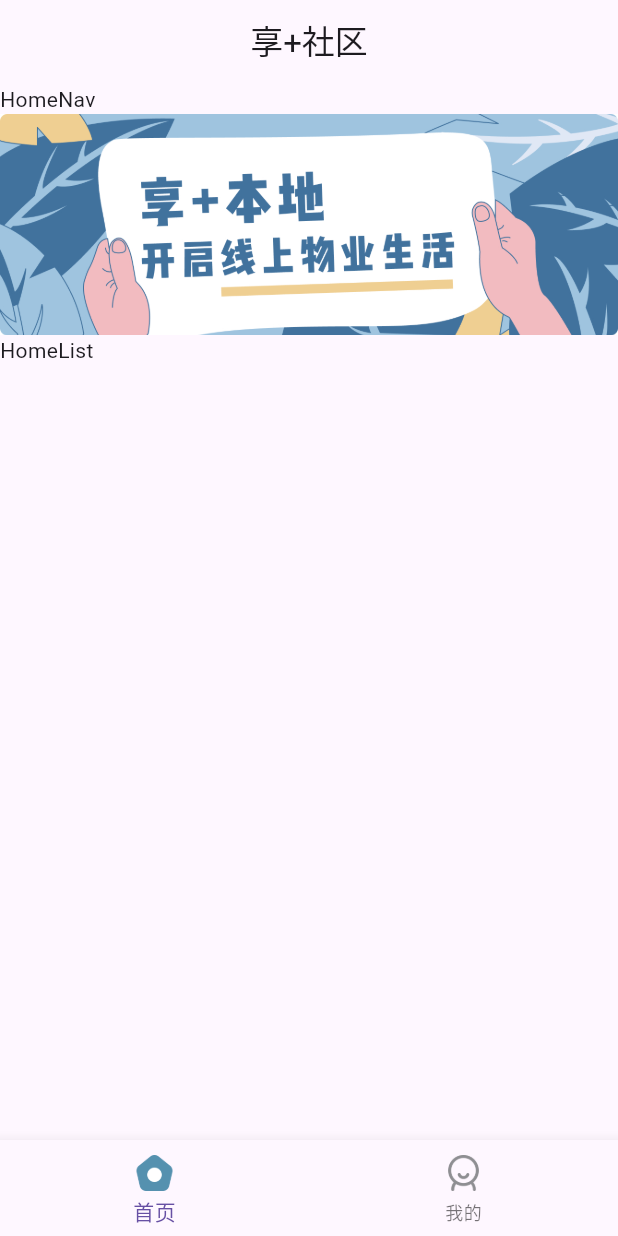
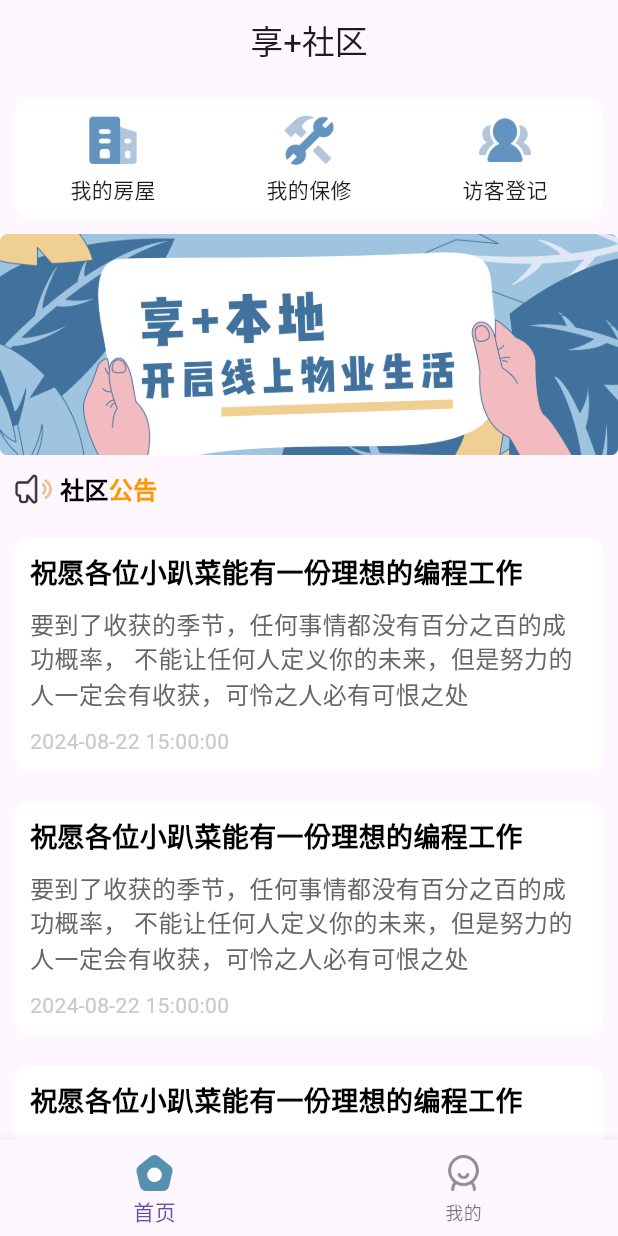
Before and after one commit to scrkong/flutter_house_manager, a Flutter app: the screen it shows after launch, on a phone screen of 412 x 824 dp. Run offline on Flutter 3.47's test engine with Material 3 defaults, Android fonts, the phone set to English and light mode, and no system bars; statements that could not run were skipped.

Commit message:
feat: 实现主页、房屋管理、访客记录和个人中心功能
- 添加主页导航组件和公告列表
- 实现房屋信息展示页面
- 完成访客记录管理功能
- 完善个人中心页面和导航功能
- 添加路由配置和状态管理

```diff
--- /dev/null
+++ b/lib/components/Navcol.dart
@@ -0,0 +1,31 @@
+import 'package:flutter/material.dart';
+
+class Navcol extends StatefulWidget {
+  const Navcol({Key? key, required this.icon, required this.title})
+      : super(key: key);
+  final String icon;
+  final String title;
+
+  @override
+  _NavcolState createState() => _NavcolState();
+}
+
+class _NavcolState extends State<Navcol> {
+  @override
+  Widget build(BuildContext context) {
+    return Expanded(
+        child: Column(
+      children: [
+        Image.asset(
+          widget.icon,
+          width: 35,
+          height: 35,
+        ),
+        SizedBox(
+          height: 5,
+        ),
+        Text(widget.title)
+      ],
+    ));
+  }
+}
--- a/lib/pages/Home/components/HomeList.dart
+++ b/lib/pages/Home/components/HomeList.dart
@@ -1,17 +1,85 @@
 import 'package:flutter/material.dart';
+import 'package:flutter_house_manager/pages/Home/components/Navitem.dart';
 
-class Homelist extends StatefulWidget {
-  Homelist({Key? key}) : super(key: key);
+class HomeList extends StatefulWidget {
+  const HomeList({Key? key}) : super(key: key);
 
   @override
-  _HomelistState createState() => _HomelistState();
+  _HomeListState createState() => _HomeListState();
 }
 
-class _HomelistState extends State<Homelist> {
+class _HomeListState extends State<HomeList> {
+  List _list = [
+    {
+      "title": '祝愿各位小趴菜能有一份理想的编程工作',
+      "content":
+          '要到了收获的季节，任何事情都没有百分之百的成功概率， 不能让任何人定义你的未来，但是努力的人一定会有收获，可怜之人必有可恨之处',
+      "createAt": "2024-08-22 15:00:00"
+    },
+    {
+      "title": '祝愿各位小趴菜能有一份理想的编程工作',
+      "content":
+          '要到了收获的季节，任何事情都没有百分之百的成功概率， 不能让任何人定义你的未来，但是努力的人一定会有收获，可怜之人必有可恨之处',
+      "createAt": "2024-08-22 15:00:00"
+    },
+    {
+      "title": '祝愿各位小趴菜能有一份理想的编程工作',
+      "content":
+          '要到了收获的季节，任何事情都没有百分之百的成功概率， 不能让任何人定义你的未来，但是努力的人一定会有收获，可怜之人必有可恨之处',
+      "createAt": "2024-08-22 15:00:00"
+    }
+  ];
+
+  // 头部组件
+  Widget getTitleWidget() {
+    return Padding(
+        padding: EdgeInsets.all(10),
+        child: Row(
+          children: [
+            Image.asset(
+              "assets/images/notice@2x.png",
+              width: 25,
+              height: 25,
+            ),
+            const SizedBox(
+              width: 5,
+            ),
+            const Text(
+              "社区",
+              style: TextStyle(
+                  color: Colors.black,
+                  fontSize: 16,
+                  fontWeight: FontWeight.bold),
+            ),
+            const Text(
+              "公告",
+              style: TextStyle(
+                  color: Colors.orange,
+                  fontSize: 16,
+                  fontWeight: FontWeight.bold),
+            ),
+          ],
+        ));
+  }
+
+  // 获取列表渲染内容
+
+  Widget getListBuilder() {
+    return ListView(
+      shrinkWrap: true,
+      physics: const NeverScrollableScrollPhysics(),
+      children: _list.map((item) {
+        return NotifyItem(item: item);
+      }).toList(),
+    );
+  }
+
   @override
   Widget build(BuildContext context) {
     return Container(
-      child: const Text("HomeList"),
+      child: Column(
+        children: [getTitleWidget(), getListBuilder()],
+      ),
     );
   }
 }
--- a/lib/pages/Home/components/HomeNav.dart
+++ b/lib/pages/Home/components/HomeNav.dart
@@ -1,4 +1,5 @@
 import 'package:flutter/material.dart';
+import 'package:flutter_house_manager/components/Navcol.dart';
 
 class Homenav extends StatefulWidget {
   Homenav({Key? key}) : super(key: key);
@@ -8,10 +9,27 @@ class Homenav extends StatefulWidget {
 }
 
 class _HomenavState extends State<Homenav> {
+  List _navList = [
+    {"icon": "assets/images/house_nav_icon@2x.png", "title": "我的房屋"},
+    {"icon": "assets/images/repair_nav_icon@2x.png", "title": "我的保修"},
+    {"icon": "assets/images/visitor_nav_icon@2x.png", "title": "访客登记"}
+  ];
+  List<Widget> getNavListWidget() {
+    return _navList.map((item) {
+      return Navcol(icon: item["icon"], title: item["title"]);
+    }).toList();
+  }
+
   @override
   Widget build(BuildContext context) {
     return Container(
-      child: const Text("HomeNav"),
+      margin: EdgeInsets.all(10),
+      padding: EdgeInsets.only(top: 10, bottom: 10),
+      decoration: BoxDecoration(
+          borderRadius: BorderRadius.circular(10), color: Colors.white),
+      child: Row(
+        children: getNavListWidget(),
+      ),
     );
   }
 }
--- /dev/null
+++ b/lib/pages/Home/components/Navitem.dart
@@ -0,0 +1,50 @@
+import 'package:flutter/material.dart';
+
+class NotifyItem extends StatefulWidget {
+  const NotifyItem({Key? key, required this.item}) : super(key: key);
+  final Map item;
+  @override
+  _NotifyItemState createState() => _NotifyItemState();
+}
+
+class _NotifyItemState extends State<NotifyItem> {
+  @override
+  Widget build(BuildContext context) {
+    return Container(
+        margin: const EdgeInsets.all(10),
+        padding: const EdgeInsets.all(10),
+        decoration: BoxDecoration(
+            color: Colors.white, borderRadius: BorderRadius.circular(10)),
+        child: Column(
+          crossAxisAlignment: CrossAxisAlignment.start,
+          children: [
+            Text(
+              widget.item["title"],
+              textAlign: TextAlign.left,
+              style: const TextStyle(
+                  fontWeight: FontWeight.bold,
+                  color: Colors.black,
+                  fontSize: 18),
+            ),
+            const SizedBox(
+              height: 10,
+            ),
+            Text(
+              widget.item["content"],
+              textAlign: TextAlign.left,
+              style: const TextStyle(
+                  color: Color.fromARGB(255, 103, 101, 101), fontSize: 16),
+            ),
+            const SizedBox(
+              height: 10,
+            ),
+            Text(
+              widget.item["createAt"],
+              textAlign: TextAlign.left,
+              style: const TextStyle(
+                  color: Color.fromARGB(255, 202, 200, 200), fontSize: 14),
+            )
+          ],
+        ));
+  }
+}
--- a/lib/pages/Home/index.dart
+++ b/lib/pages/Home/index.dart
@@ -23,7 +23,7 @@ class _HomeViewState extends State<HomeView> {
           children: [
             Homenav(),
             Image.asset("assets/images/banner@2x.jpg"),
-            Homelist()
+            HomeList()
           ],
         ),
       ),
--- a/lib/pages/TabsPage/index.dart
+++ b/lib/pages/TabsPage/index.dart
@@ -40,14 +40,17 @@ class _TabsPageState extends State<TabsPage> {
   @override
   Widget build(BuildContext context) {
     return Scaffold(
-      body: const SafeArea(
+      body: SafeArea(
           child: IndexedStack(
+        index: _currentIndex,
         children: const [HomeView(), MineView()],
       )),
       bottomNavigationBar: BottomNavigationBar(
         currentIndex: _currentIndex,
         onTap: (index) {
-          _currentIndex = index;
+          setState(() {
+            _currentIndex = index;
+          });
         },
         items: getTabsBar(),
       ),
```
Also changed, not shown: lib/main.dart (+7 -1 lines), lib/pages/House/index.dart (added, +78 -0 lines), lib/pages/Visitor/index.dart (added, +284 -0 lines), 1 other file.
